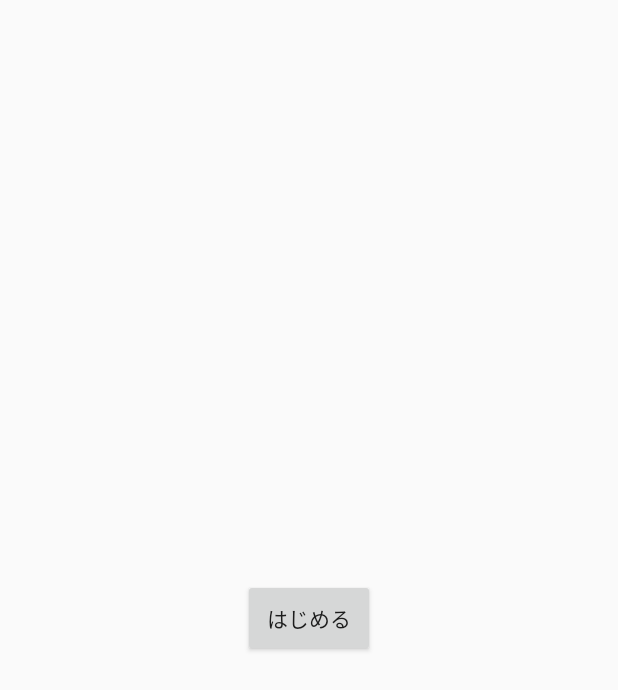
After one commit to keikyukyun/keiapp, an Android app: the fragment StartFragment shown on its own in the app's theme, on a phone screen of 412 x 824 dp. The commit adds this screen. Shown: the top 690 px of the screen. Run offline under Robolectric (Android 15) with nearby library versions, the phone set to English and light mode, and no system bars.

Commit message:
・Uiスレッドやバックグラウンドで実行できるワーカークラスの実装 ・その他画面をとりあえず作成 ・関連処理の確認はあとでコミット

```diff
--- a/app/src/main/AndroidManifest.xml
+++ b/app/src/main/AndroidManifest.xml
@@ -8,7 +8,7 @@
         android:label="@string/app_name"
         android:supportsRtl="true"
         android:theme="@style/AppTheme">
-        <activity android:name=".StartActivity">
+        <activity android:name=".activity.StartActivity">
             <intent-filter>
                 <action android:name="android.intent.action.MAIN" />
 
--- /dev/null
+++ b/app/src/main/java/kein/app/test/sampleapplication/fragment/StartFragment.java
@@ -0,0 +1,47 @@
+package kein.app.test.sampleapplication.fragment;
+
+import android.content.Context;
+import android.content.Intent;
+import android.os.Bundle;
+import android.support.annotation.Nullable;
+import android.support.v4.app.Fragment;
+import android.view.LayoutInflater;
+import android.view.View;
+import android.view.ViewGroup;
+import android.widget.Button;
+
+import kein.app.test.sampleapplication.R;
+import kein.app.test.sampleapplication.activity.SelectListActivity;
+
+/**
+ * Created by murakamikei on 2017/09/03.
+ */
+public class StartFragment extends Fragment {
+    @Override
+    public void onCreate(Bundle savedInstanceState) {
+        super.onCreate(savedInstanceState);
+    }
+
+    @Override
+    public View onCreateView(LayoutInflater inflater, @Nullable ViewGroup container, @Nullable Bundle savedInstanceState) {
+        super.onCreateView(inflater, container, savedInstanceState);
+        return inflater.inflate(R.layout.fragment_start, container, false);
+    }
+
+    @Override
+    public void onViewCreated(View view, @Nullable Bundle savedInstanceState) {
+        super.onViewCreated(view, savedInstanceState);
+        final View view1 = view.findViewById(R.id.button);
+        if (view1 instanceof Button) {
+            final Button button = (Button) view1;
+            final Context context = getActivity().getApplicationContext();
+            button.setOnClickListener(new View.OnClickListener() {
+                @Override
+                public void onClick(View v) {
+                    final Intent intent = new Intent(context, SelectListActivity.class);
+                    startActivity(intent);
+                }
+            });
+        }
+    }
+}
--- /dev/null
+++ b/app/src/main/res/layout/fragment_start.xml
@@ -0,0 +1,14 @@
+<?xml version="1.0" encoding="utf-8"?>
+<RelativeLayout xmlns:android="http://schemas.android.com/apk/res/android"
+    android:layout_width="match_parent"
+    android:layout_height="match_parent"
+    android:orientation="vertical">
+
+    <Button
+        android:id="@+id/button"
+        android:layout_width="wrap_content"
+        android:layout_height="wrap_content"
+        android:layout_centerInParent="true"
+        android:padding="15dp"
+        android:text="はじめる" />
+</RelativeLayout>
```
Also changed, not shown: app/src/main/java/kein/app/test/sampleapplication/StartActivity.java (deleted, +0 -14 lines), app/src/main/java/kein/app/test/sampleapplication/activity/SelectListActivity.java (added, +29 -0 lines), app/src/main/java/kein/app/test/sampleapplication/activity/StartActivity.java (added, +27 -0 lines), app/src/main/java/kein/app/test/sampleapplication/activity/ToolbarBaseActivity.kt (+10 -6 lines), app/src/main/java/kein/app/test/sampleapplication/adapter/SelectListAdapter.java (added, +102 -0 lines), app/src/main/java/kein/app/test/sampleapplication/database/DefaultSQLiteOpenHelper.java (added, +36 -0 lines), app/src/main/java/kein/app/test/sampleapplication/util/Worker.java (added, +141 -0 lines), app/src/main/res/layout/activity_start.xml (+16 -15 lines), app/src/main/res/layout/select_list_activity.xml (added, +11 -0 lines).
